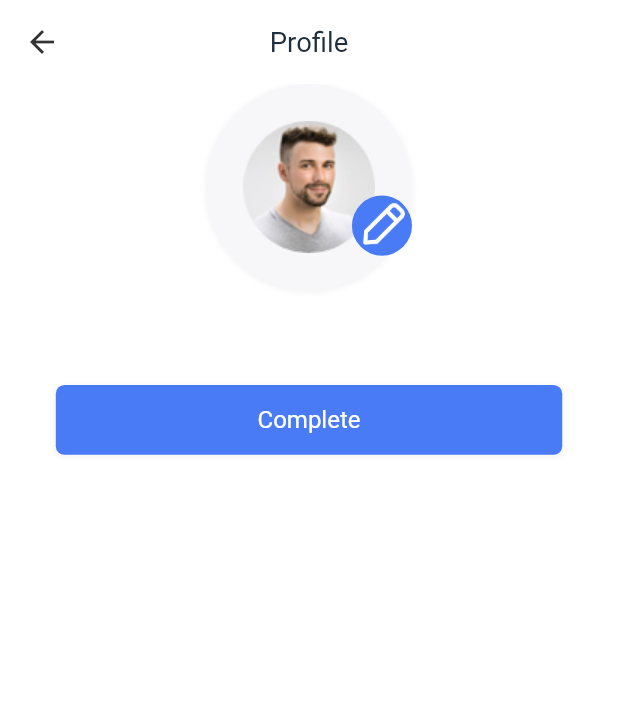
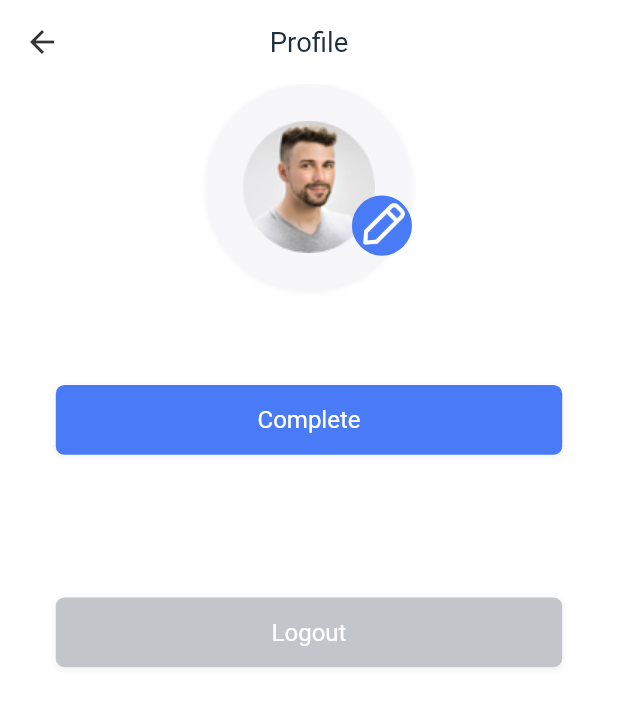
Before and after one commit to Temesgenzewude/Audio-Video-Text-Chat-Flutte-App, a Flutter app: the ProfilePage screen opened by its route, on a phone screen of 412 x 824 dp. Shown: the top 707 px of the screen. Run offline on Flutter 3.47's test engine with Material 2 defaults, Android fonts, the phone set to English and light mode, and no system bars; our stand-ins replace cached_network_image, cloud_firestore, cookie_jar, dio, dio_cookie_manager, firebase_core and 9 more; accounts and stored records are empty.

Commit message:
implemented profile module logout dialogue button

```diff
--- a/chatty/lib/pages/profile_pages/profile_view.dart
+++ b/chatty/lib/pages/profile_pages/profile_view.dart
@@ -5,7 +5,9 @@ import 'package:flutter/material.dart';
 import 'package:get/get.dart';
 import 'package:flutter_screenutil/flutter_screenutil.dart';
 
-class ProfilePage extends GetView<WelcomeController> {
+import 'profile_index.dart';
+
+class ProfilePage extends GetView<ProfileController> {
   const ProfilePage({super.key});
 
 // for building the head title of the profile page
@@ -79,12 +81,8 @@ class ProfilePage extends GetView<WelcomeController> {
                   spreadRadius: 1,
                   blurRadius: 2,
                   offset: const Offset(0, 1))
-
             ]),
-            child:Row(
-              mainAxisAlignment: MainAxisAlignment.center,
-
-              children: [
+        child: Row(mainAxisAlignment: MainAxisAlignment.center, children: [
           Text(
             "Complete",
             textAlign: TextAlign.center,
@@ -95,7 +93,53 @@ class ProfilePage extends GetView<WelcomeController> {
           )
         ]),
       ),
+    );
+  }
 
+  Widget _buildLogoutBtn() {
+    return GestureDetector(
+      child: Container(
+        width: 295.w,
+        height: 44.h,
+        margin: EdgeInsets.only(top: 60.h, bottom: 30.h),
+        decoration: BoxDecoration(
+            color: AppColors.primarySecondaryElementText,
+            borderRadius: BorderRadius.circular(5.w),
+            boxShadow: [
+              BoxShadow(
+                  color: Colors.grey.withOpacity(0.1),
+                  spreadRadius: 1,
+                  blurRadius: 2,
+                  offset: const Offset(0, 1))
+            ]),
+        child: Row(mainAxisAlignment: MainAxisAlignment.center, children: [
+          Text(
+            "Logout",
+            textAlign: TextAlign.center,
+            style: TextStyle(
+                color: AppColors.primaryElementText,
+                fontSize: 14.sp,
+                fontWeight: FontWeight.normal),
+          )
+        ]),
+      ),
+      onTap: () {
+        Get.defaultDialog(
+          title:"Are you sure you want to logout?",
+          content: Container(),
+          onConfirm: (){
+
+          } ,
+          onCancel: (){
+
+
+
+          },
+          textCancel: "Cancel",
+          textConfirm: "Logout",
+          confirmTextColor: Colors.white
+        );
+      },
     );
   }
 
@@ -108,7 +152,13 @@ class ProfilePage extends GetView<WelcomeController> {
             SliverToBoxAdapter(
               child: Container(
                   child: Column(
-                children: [_buildProfilePhoto(), _buildCompleteBtn()],
+                mainAxisAlignment: MainAxisAlignment.start,
+                crossAxisAlignment: CrossAxisAlignment.center,
+                children: [
+                  _buildProfilePhoto(),
+                  _buildCompleteBtn(),
+                  _buildLogoutBtn()
+                ],
               )),
             )
           ]),
```
